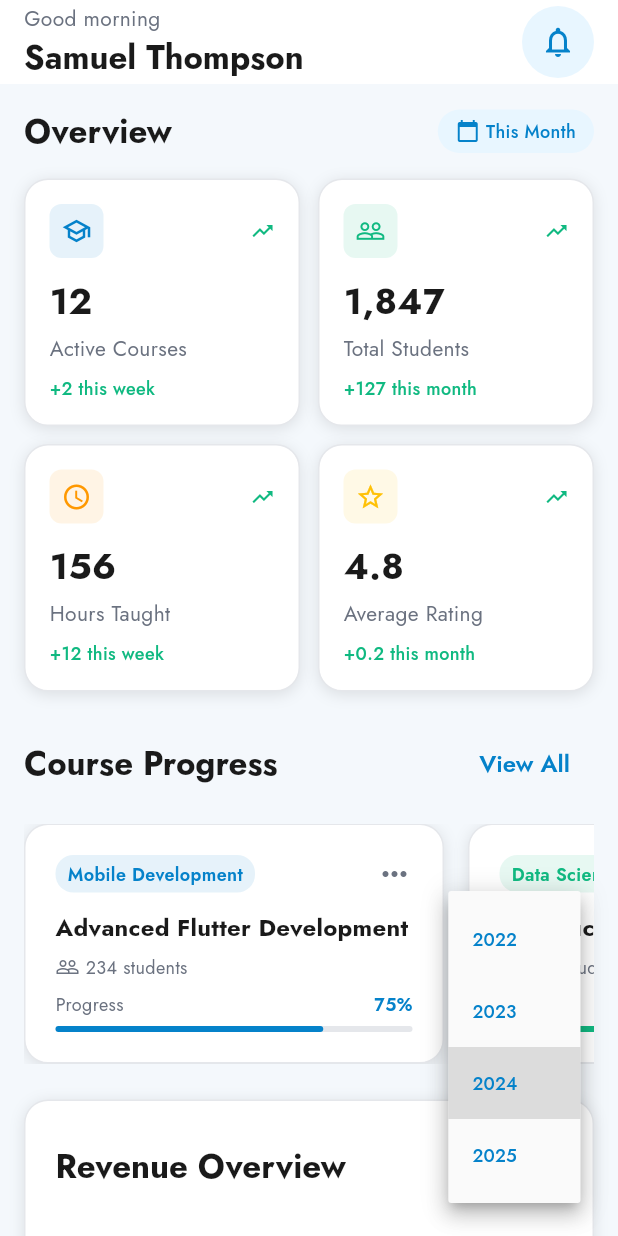
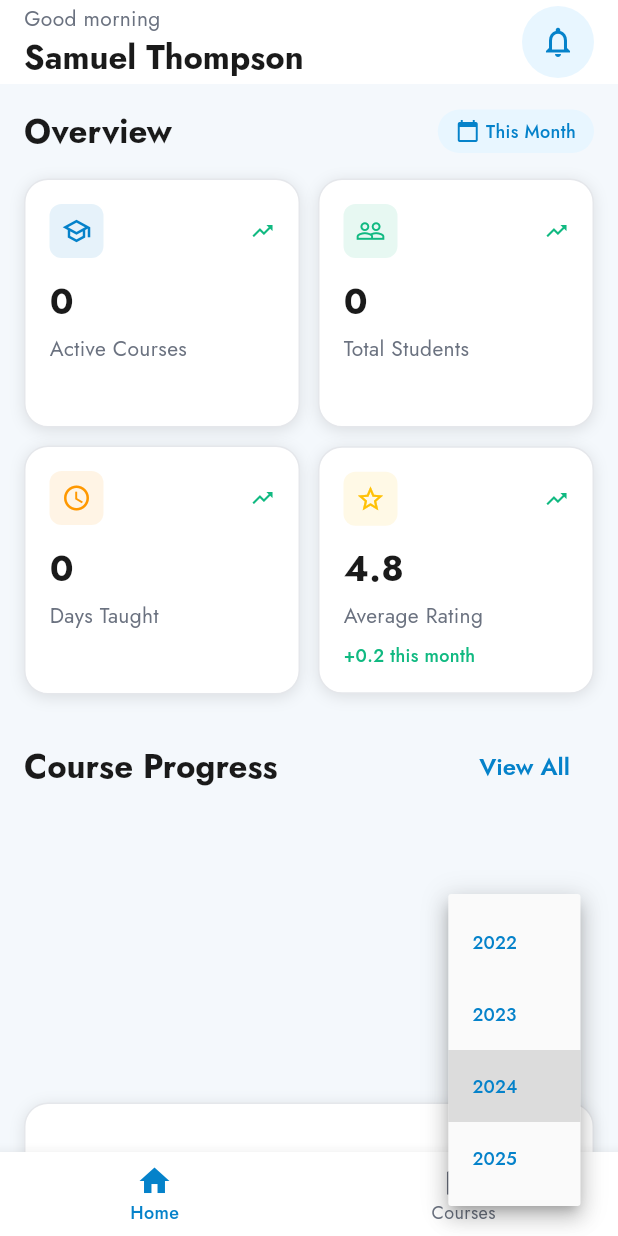
Before and after one commit to Sii-fu/knowble, a Flutter app: the TeacherHomePage screen opened by its route, after a tap on "2024", on a phone screen of 412 x 824 dp. Run offline on Flutter 3.47's test engine with Material 3 defaults, Android fonts, the phone set to English and light mode, and no system bars; our stand-ins replace device_info_plus, file_picker, fl_chart, flutter_local_notifications, fluttertoast, image_picker and 6 more; missing offline and left inert: flutter_pdfview, mailer, markdown_widget, syncfusion_flutter_pdf, syncfusion_flutter_pdfviewer; accounts and stored records are empty.

Commit message:
teacher dashboard

```diff
--- /dev/null
+++ b/lib/core/services/Instructor/teacher_dashboard.dart
@@ -0,0 +1,80 @@
+import 'package:supabase_flutter/supabase_flutter.dart';
+
+class TeacherDashboardService {
+  final supabase = Supabase.instance.client;
+
+  /// Fetches dashboard overview for the current instructor.
+  /// Returns a map with keys: totalCourses (int), totalStudents (int), totalDays (int), recentCourses (List<Map>)
+  Future<Map<String, dynamic>> fetchInstructorOverview({int recentLimit = 4}) async {
+    final user = supabase.auth.currentUser;
+    if (user == null) return {
+      'totalCourses': 0,
+      'totalStudents': 0,
+      'totalDays': 0,
+      'recentCourses': <Map<String, dynamic>>[],
+    };
+
+    // Fetch courses for this instructor with required fields
+    final coursesResp = await supabase
+        .from('courses')
+        .select('id, title, duration_days, created_at')
+        .eq('instructor_id', user.id)
+        .order('created_at', ascending: false);
+
+    final courses = List.from(coursesResp as List? ?? []);
+    final totalCourses = courses.length;
+
+    // Sum duration_days defensively
+    int totalDays = 0;
+    for (final c in courses) {
+      final v = c['duration_days'];
+      if (v is int) {
+        totalDays += v;
+      } else if (v is String) {
+        totalDays += int.tryParse(v) ?? 0;
+      }
+    }
+
+    // Build recent courses (limit)
+    final recent = courses.take(recentLimit).map((c) => {
+      'id': c['id'],
+      'title': c['title'],
+      'duration_days': c['duration_days'],
+      'created_at': c['created_at'],
+    }).toList();
+
+    // If there are courses, fetch enrollments for those course ids to compute student counts
+    int totalStudents = 0;
+    final studentsPerCourse = <String, int>{};
+    final courseIds = courses.map((c) => c['id']).where((e) => e != null).toList();
+    if (courseIds.isNotEmpty) {
+    final enrollResp = await supabase
+      .from('enrollments')
+      .select('id, course_id')
+      .filter('course_id', 'in', courseIds);
+      final enrolls = List.from(enrollResp as List? ?? []);
+      for (final e in enrolls) {
+        final cid = e['course_id'] as String?;
+        if (cid == null) continue;
+        studentsPerCourse[cid] = (studentsPerCourse[cid] ?? 0) + 1;
+        totalStudents += 1;
+      }
+    }
+
+    // Attach student counts to recent courses
+    final recentWithCounts = recent.map((c) {
+      final cid = c['id'] as String?;
+      return {
+        ...c,
+        'students': cid != null ? (studentsPerCourse[cid] ?? 0) : 0,
+      };
+    }).toList();
+
+    return {
+      'totalCourses': totalCourses,
+      'totalStudents': totalStudents,
+      'totalDays': totalDays,
+      'recentCourses': recentWithCounts,
+    };
+  }
+}
--- a/lib/features/instructor/home_teacher_new.dart
+++ b/lib/features/instructor/home_teacher_new.dart
@@ -5,6 +5,7 @@ import 'course_screen.dart';
 import 'create_course_screen.dart';
 
 import 'package:Knowble/features/instructor/chat/chat_list_page.dart';
+import '../../core/services/Instructor/teacher_dashboard.dart';
 
 class TeacherHomePage extends StatefulWidget {
   const TeacherHomePage({super.key});
@@ -16,6 +17,27 @@ class TeacherHomePage extends StatefulWidget {
 class _TeacherHomePageState extends State<TeacherHomePage> {
   int _selectedIndex = 0;
   String _selectedRevenueYear = '2024';
+  final _dashboardService = TeacherDashboardService();
+  int _totalCourses = 0;
+  int _totalStudents = 0;
+  int _totalDays = 0;
+  List<Map<String, dynamic>> _recentCourses = [];
+
+  @override
+  void initState() {
+    super.initState();
+    _loadDashboard();
+  }
+
+  Future<void> _loadDashboard() async {
+    final data = await _dashboardService.fetchInstructorOverview(recentLimit: 4);
+    setState(() {
+      _totalCourses = data['totalCourses'] as int? ?? 0;
+      _totalStudents = data['totalStudents'] as int? ?? 0;
+      _totalDays = data['totalDays'] as int? ?? 0;
+      _recentCourses = List<Map<String, dynamic>>.from(data['recentCourses'] as List? ?? []);
+    });
+  }
 
   void _onTabSelected(int index) {
     setState(() {
@@ -79,13 +101,13 @@ class _TeacherHomePageState extends State<TeacherHomePage> {
             ),
           ],
         ),
-        body: SingleChildScrollView(
+    body: SingleChildScrollView(
           padding: const EdgeInsets.all(16),
           child: Column(
             crossAxisAlignment: CrossAxisAlignment.start,
             children: [
-              // Quick Actions
-              // _buildQuickActions(),
+      // Quick Actions (kept offstage to avoid UI change but reference the method)
+      Offstage(offstage: true, child: _buildQuickActions()),
 
               // const SizedBox(height: 24),
 
@@ -110,6 +132,14 @@ class _TeacherHomePageState extends State<TeacherHomePage> {
               const SizedBox(height: 100),
             ],
           ),
+        ),
+        bottomNavigationBar: BottomNavigationBar(
+          currentIndex: _selectedIndex,
+          onTap: _onTabSelected,
+          items: const [
+            BottomNavigationBarItem(icon: Icon(Icons.home), label: 'Home'),
+            BottomNavigationBarItem(icon: Icon(Icons.menu_book), label: 'Courses'),
+          ],
         ),
       ),
     );
@@ -277,8 +307,8 @@ class _TeacherHomePageState extends State<TeacherHomePage> {
               child: _buildStatCard(
                 icon: Icons.school_outlined,
                 title: 'Active Courses',
-                value: '12',
-                change: '+2 this week',
+                value: _totalCourses.toString(),
+                change: '',
                 isPositive: true,
                 color: AppThemeInstructor.primaryBlue,
               ),
@@ -288,8 +318,8 @@ class _TeacherHomePageState extends State<TeacherHomePage> {
               child: _buildStatCard(
                 icon: Icons.people_outline,
                 title: 'Total Students',
-                value: '1,847',
-                change: '+127 this month',
+                value: _totalStudents.toString(),
+                change: '',
                 isPositive: true,
                 color: AppThemeInstructor.successGreen,
               ),
@@ -302,9 +332,9 @@ class _TeacherHomePageState extends State<TeacherHomePage> {
             Expanded(
               child: _buildStatCard(
                 icon: Icons.access_time_outlined,
-                title: 'Hours Taught',
-                value: '156',
-                change: '+12 this week',
+                title: 'Days Taught',
+                value: _totalDays.toString(),
+                change: '',
                 isPositive: true,
                 color: Colors.orange,
               ),
@@ -432,31 +462,22 @@ class _TeacherHomePageState extends State<TeacherHomePage> {
         const SizedBox(height: 16),
         SizedBox(
           height: 160,
-          child: ListView(
+          child: ListView.builder(
             scrollDirection: Axis.horizontal,
-            children: [
-              _buildCourseCard(
-                title: "Advanced Flutter Development",
-                subject: "Mobile Development",
-                progress: 0.75,
-                students: 234,
+            itemCount: _recentCourses.length,
+            itemBuilder: (context, index) {
+              final c = _recentCourses[index];
+              final title = c['title'] as String? ?? 'Untitled';
+              final students = c['students'] as int? ?? 0;
+              // Placeholder subject and progress — you can enhance if more data is available
+              return _buildCourseCard(
+                title: title,
+                subject: '',
+                progress: 0.0,
+                students: students,
                 color: AppThemeInstructor.primaryBlue,
-              ),
-              _buildCourseCard(
-                title: "Introduction to Data Science",
-                subject: "Data Science",
-                progress: 0.45,
-                students: 156,
-                color: AppThemeInstructor.successGreen,
-              ),
-              _buildCourseCard(
-                title: "UI/UX Design Fundamentals",
-                subject: "Design",
-                progress: 0.90,
-                students: 89,
-                color: Colors.orange,
-              ),
-            ],
+              );
+            },
           ),
         ),
       ],
```
